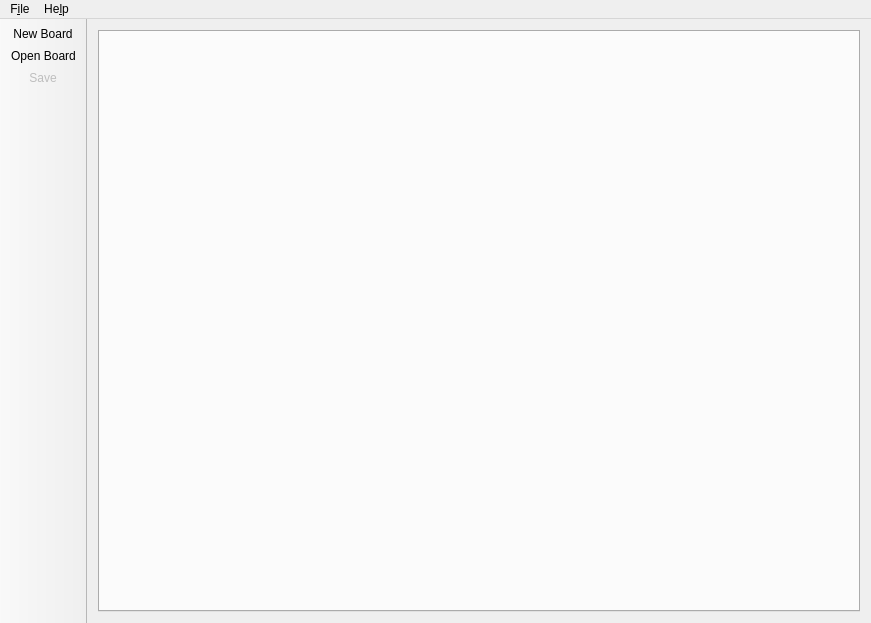
This is mainwindow.ui in Tunous/KanaNotes as Qt 5 draws it before an edit. The edited form follows.
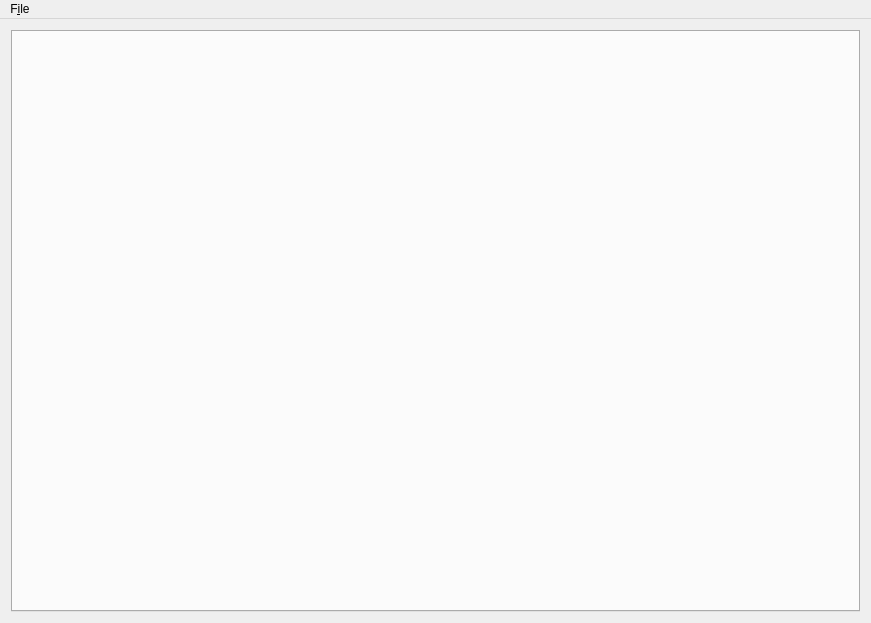
This is the edited form. Icons and pictures are not drawn.

Commit message: Assume board as saved on launch

What changed in the file:
```diff
--- a/mainwindow.ui
+++ b/mainwindow.ui
@@ -54,31 +54,7 @@
     <addaction name="separator"/>
     <addaction name="actionExit"/>
    </widget>
-   <widget class="QMenu" name="menuHelp">
-    <property name="title">
-     <string>He&amp;lp</string>
-    </property>
-    <addaction name="actionAbout"/>
-   </widget>
    <addaction name="menuFile"/>
-   <addaction name="menuHelp"/>
-  </widget>
-  <widget class="QToolBar" name="toolBar">
-   <property name="windowTitle">
-    <string>toolBar</string>
-   </property>
-   <property name="movable">
-    <bool>false</bool>
-   </property>
-   <attribute name="toolBarArea">
-    <enum>LeftToolBarArea</enum>
-   </attribute>
-   <attribute name="toolBarBreak">
-    <bool>false</bool>
-   </attribute>
-   <addaction name="actionNewBoard"/>
-   <addaction name="actionOpenBoard"/>
-   <addaction name="actionSave"/>
   </widget>
   <action name="actionExit">
    <property name="icon">
```
The commit also changes 5 other files.
